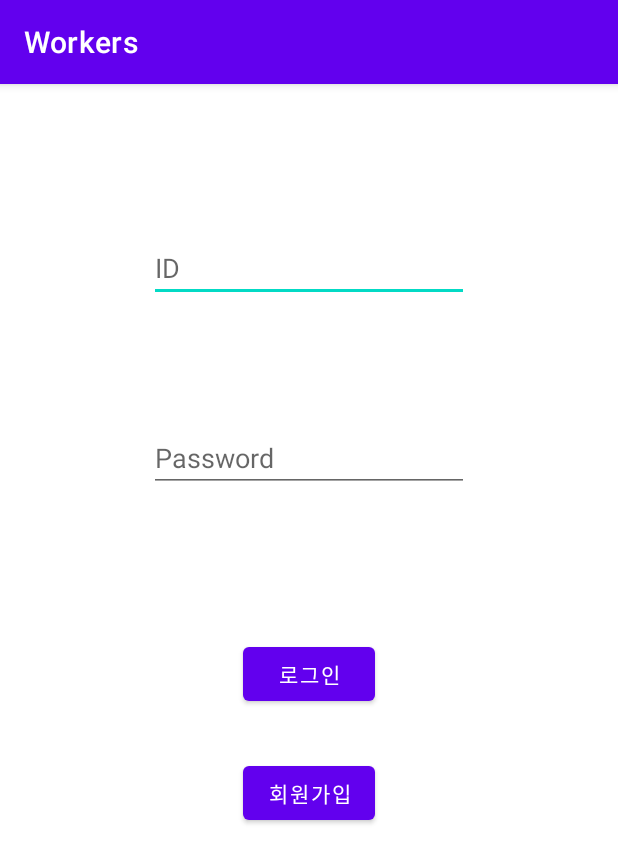
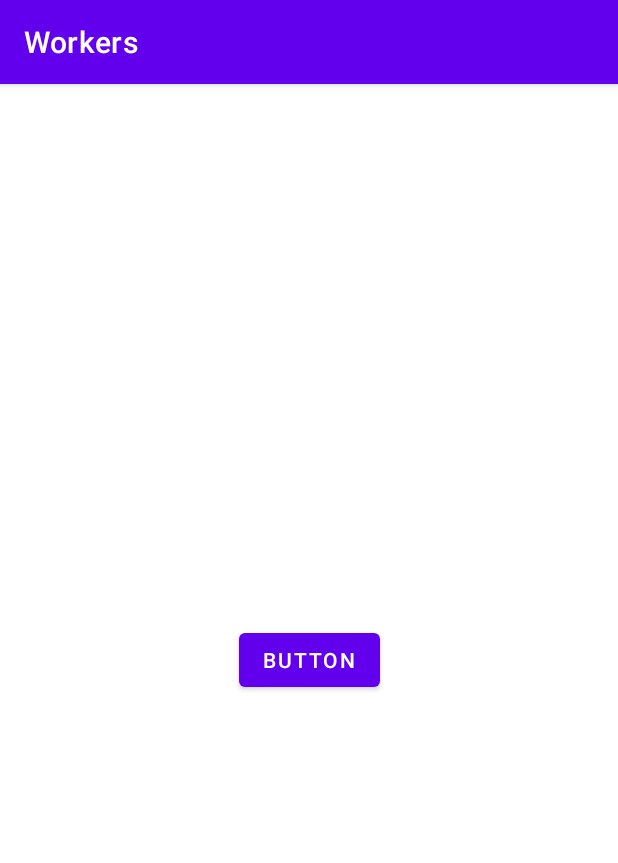
Before and after one commit to olnuyh/SafetyHat_Workers, an Android app: the screen it shows after launch (LoginActivity before the commit, CalendarActivity after it), on a phone screen of 412 x 824 dp. Shown: the top 863 px of the screen. Run offline under Robolectric (Android 15) with nearby library versions, the phone set to English and light mode, and no system bars; our stand-ins replace Volley.

Commit message:
json 시도

```diff
--- a/app/src/main/java/com/example/workers/LoginActivity.kt
+++ b/app/src/main/java/com/example/workers/LoginActivity.kt
@@ -33,9 +33,9 @@ class LoginActivity : AppCompatActivity() {
                 // Volley를 이용한 http 통신
                 val loginRequest = object : StringRequest(
                     Request.Method.POST,
-                    "http://IP주소/login.php",
+                    "http://172.20.10.4/login.php",
                     Response.Listener<String>{ response ->
-                        if(response.toInt() == -1){ // 로그인 실패
+                        if(response.toString().equals("-1")){ // 로그인 실패
                             Toast.makeText(this, "아이디와 비밀번호가 일치하지 않습니다.", Toast.LENGTH_LONG).show()
                             binding.loginId.text = null
                             binding.loginPw.text = null
--- a/app/src/main/java/com/example/workers/SignupActivity.kt
+++ b/app/src/main/java/com/example/workers/SignupActivity.kt
@@ -41,7 +41,7 @@ class SignupActivity : AppCompatActivity() {
                 // Volley를 이용한 http 통신
                 val signupRequest = object : StringRequest(
                     Request.Method.POST,
-                    "http://IP주소/signup.php",
+                    "http://172.20.10.4/signup.php",
                     Response.Listener<String>{ response ->
                         if(response.toInt() == -1){ // 회원가입 실패
                             Toast.makeText(this, "이미 존재하는 아이디입니다.", Toast.LENGTH_LONG).show()
--- a/app/src/main/res/layout/activity_calendar.xml
+++ b/app/src/main/res/layout/activity_calendar.xml
@@ -6,4 +6,13 @@
     android:layout_height="match_parent"
     tools:context=".CalendarActivity">
 
+    <Button
+        android:id="@+id/calendar_btn"
+        android:layout_width="wrap_content"
+        android:layout_height="wrap_content"
+        android:text="Button"
+        app:layout_constraintBottom_toBottomOf="parent"
+        app:layout_constraintEnd_toEndOf="parent"
+        app:layout_constraintStart_toStartOf="parent"
+        app:layout_constraintTop_toTopOf="parent" />
 </androidx.constraintlayout.widget.ConstraintLayout>
```
Also changed, not shown: app/src/main/AndroidManifest.xml (+4 -3 lines), app/src/main/java/com/example/workers/CalendarActivity.kt (+43 -2 lines).
